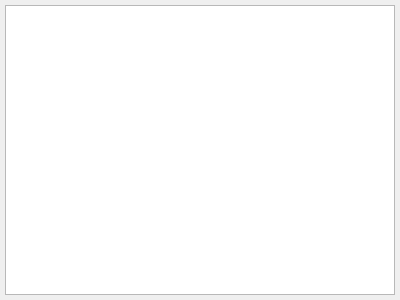
Qt form manisend/infownd.ui (cliffanet/manifest) before a commit.
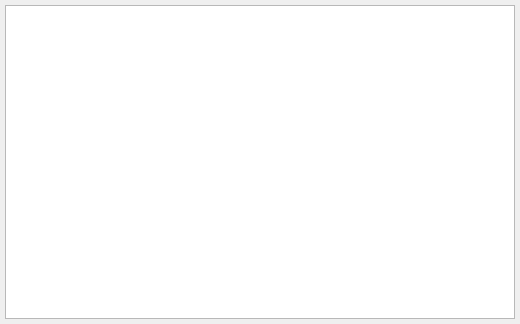
The same form after that commit.

The edit to the form file:
```diff
--- a/manisend/infownd.ui
+++ b/manisend/infownd.ui
@@ -1,18 +1,19 @@
 <?xml version="1.0" encoding="UTF-8"?>
 <ui version="4.0">
  <class>InfoWnd</class>
- <widget class="QDialog" name="InfoWnd">
+ <widget class="QMainWindow" name="InfoWnd">
   <property name="geometry">
    <rect>
     <x>0</x>
     <y>0</y>
-    <width>400</width>
-    <height>300</height>
+    <width>520</width>
+    <height>324</height>
    </rect>
   </property>
   <property name="windowTitle">
    <string>Dialog</string>
   </property>
+  <widget class="QWidget" name="centralwidget">
   <layout class="QVBoxLayout" name="verticalLayout">
    <property name="spacing">
     <number>6</number>
@@ -58,6 +59,7 @@
     </widget>
    </item>
   </layout>
+  </widget>
  </widget>
  <resources/>
  <connections/>
```
Lines whose indentation alone changed are shown as unchanged.
